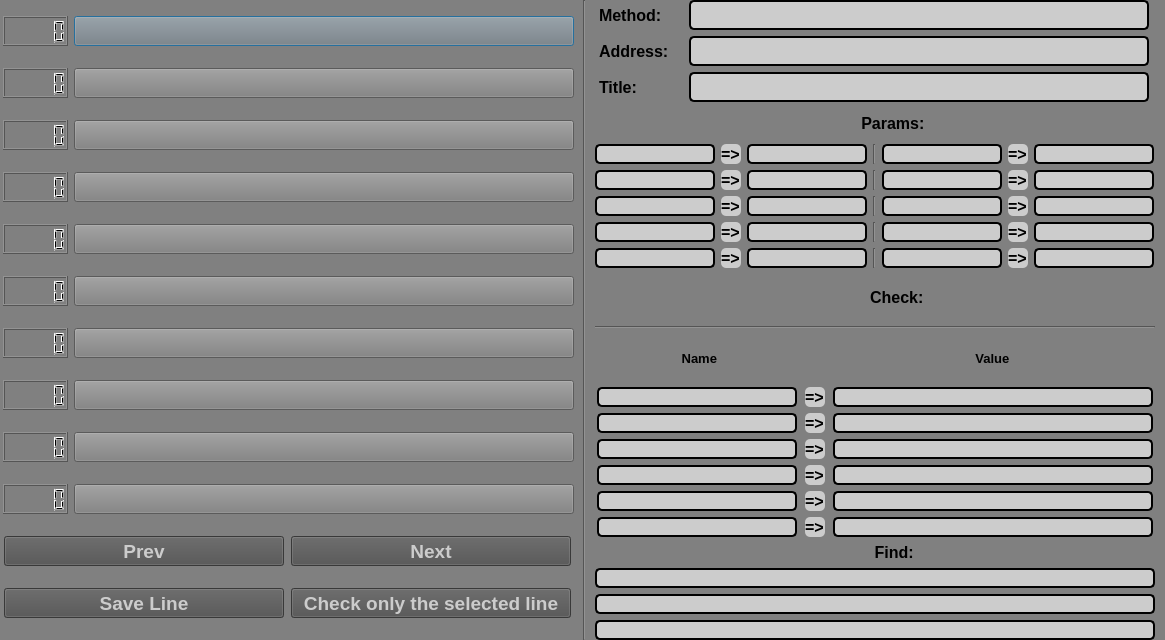
Old version of the form check_code_design.ui in the repository yvgenyk/API-Test2.
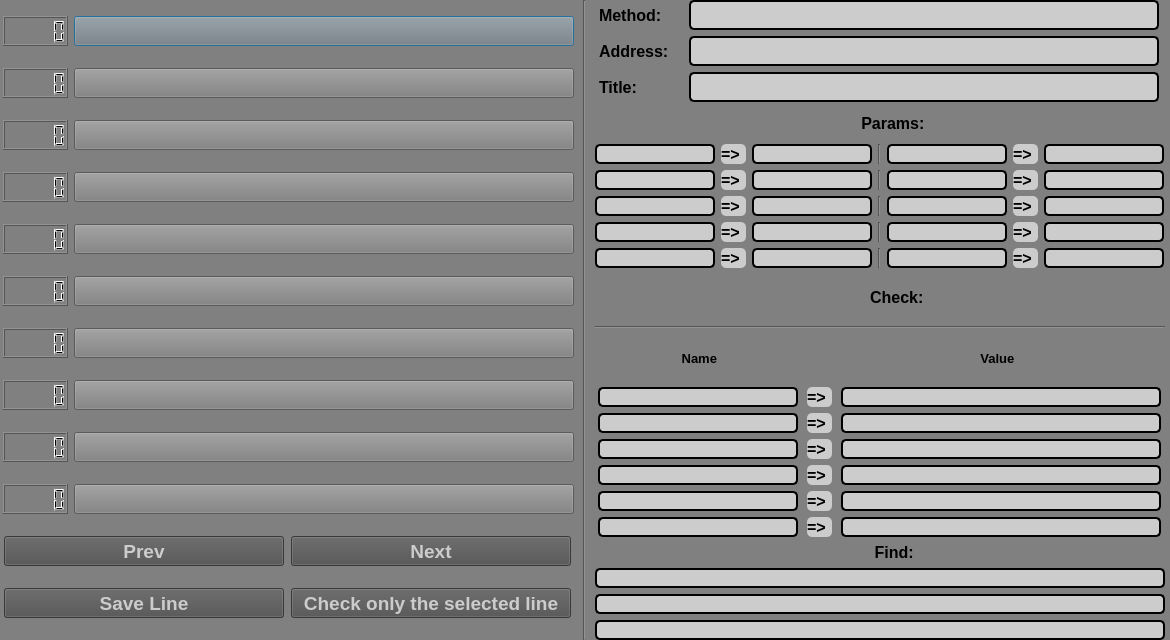
New version of the form. Icons and pictures are not drawn.

```diff
--- a/check_code_design.ui
+++ b/check_code_design.ui
@@ -6,19 +6,19 @@
    <rect>
     <x>0</x>
     <y>0</y>
-    <width>1165</width>
+    <width>1170</width>
     <height>640</height>
    </rect>
   </property>
   <property name="minimumSize">
    <size>
-    <width>1165</width>
+    <width>1170</width>
     <height>640</height>
    </size>
   </property>
   <property name="maximumSize">
    <size>
-    <width>1165</width>
+    <width>1170</width>
     <height>640</height>
    </size>
   </property>
@@ -37,7 +37,7 @@
     <rect>
      <x>0</x>
      <y>0</y>
-     <width>1159</width>
+     <width>1169</width>
      <height>640</height>
     </rect>
    </property>
@@ -665,13 +665,13 @@
          <widget class="QLineEdit" name="methodDisplay">
           <property name="minimumSize">
            <size>
-            <width>460</width>
+            <width>470</width>
             <height>30</height>
            </size>
           </property>
           <property name="maximumSize">
            <size>
-            <width>460</width>
+            <width>470</width>
             <height>30</height>
            </size>
           </property>
@@ -727,13 +727,13 @@
          <widget class="QLineEdit" name="addressDisplay">
           <property name="minimumSize">
            <size>
-            <width>460</width>
+            <width>470</width>
             <height>30</height>
            </size>
           </property>
           <property name="maximumSize">
            <size>
-            <width>460</width>
+            <width>470</width>
             <height>30</height>
            </size>
           </property>
@@ -789,13 +789,13 @@
          <widget class="QLineEdit" name="titleDisplay">
           <property name="minimumSize">
            <size>
-            <width>460</width>
+            <width>470</width>
             <height>30</height>
            </size>
           </property>
           <property name="maximumSize">
            <size>
-            <width>460</width>
+            <width>470</width>
             <height>30</height>
            </size>
           </property>
@@ -885,13 +885,13 @@
            <widget class="QLabel" name="label_11">
             <property name="minimumSize">
              <size>
-              <width>20</width>
+              <width>25</width>
               <height>20</height>
              </size>
             </property>
             <property name="maximumSize">
              <size>
-              <width>20</width>
+              <width>25</width>
               <height>20</height>
              </size>
             </property>
@@ -985,13 +985,13 @@
            <widget class="QLabel" name="label_12">
             <property name="minimumSize">
              <size>
-              <width>20</width>
+              <width>25</width>
               <height>20</height>
              </size>
             </property>
             <property name="maximumSize">
              <size>
-              <width>20</width>
+              <width>25</width>
               <height>20</height>
              </size>
             </property>
@@ -1082,13 +1082,13 @@
            <widget class="QLabel" name="label_13">
             <property name="minimumSize">
              <size>
-              <width>20</width>
+              <width>25</width>
               <height>20</height>
              </size>
             </property>
             <property name="maximumSize">
              <size>
-              <width>20</width>
+              <width>25</width>
               <height>20</height>
              </size>
             </property>
@@ -1182,13 +1182,13 @@
            <widget class="QLabel" name="label_14">
             <property name="minimumSize">
              <size>
-              <width>20</width>
+              <width>25</width>
               <height>20</height>
              </size>
             </property>
             <property name="maximumSize">
              <size>
-              <width>20</width>
+              <width>25</width>
               <height>20</height>
              </size>
             </property>
@@ -1279,13 +1279,13 @@
            <widget class="QLabel" name="label_15">
             <property name="minimumSize">
              <size>
-              <width>20</width>
+              <width>25</width>
               <height>20</height>
              </size>
             </property>
             <property name="maximumSize">
              <size>
-              <width>20</width>
+              <width>25</width>
               <height>20</height>
              </size>
             </property>
@@ -1379,13 +1379,13 @@
            <widget class="QLabel" name="label_16">
             <property name="minimumSize">
              <size>
-              <width>20</width>
+              <width>25</width>
               <height>20</height>
              </size>
             </property>
             <property name="maximumSize">
              <size>
-              <width>20</width>
+              <width>25</width>
               <height>20</height>
              </size>
             </property>
@@ -1476,13 +1476,13 @@
            <widget class="QLabel" name="label_17">
             <property name="minimumSize">
              <size>
-              <width>20</width>
+              <width>25</width>
               <height>20</height>
              </size>
             </property>
             <property name="maximumSize">
              <size>
-              <width>20</width>
+              <width>25</width>
               <height>20</height>
              </size>
             </property>
@@ -1576,13 +1576,13 @@
            <widget class="QLabel" name="label_18">
             <property name="minimumSize">
              <size>
-              <width>20</width>
+              <width>25</width>
               <height>20</height>
              </size>
             </property>
             <property name="maximumSize">
              <size>
-              <width>20</width>
+              <width>25</width>
               <height>20</height>
              </size>
             </property>
@@ -1673,13 +1673,13 @@
            <widget class="QLabel" name="label_9">
             <property name="minimumSize">
              <size>
-              <width>20</width>
+              <width>25</width>
               <height>20</height>
              </size>
             </property>
             <property name="maximumSize">
              <size>
-              <width>20</width>
+              <width>25</width>
               <height>20</height>
              </size>
             </property>
@@ -1773,13 +1773,13 @@
            <widget class="QLabel" name="label_10">
             <property name="minimumSize">
              <size>
-              <width>20</width>
+              <width>25</width>
               <height>20</height>
              </size>
             </property>
             <property name="maximumSize">
              <size>
-              <width>20</width>
+              <width>25</width>
               <height>20</height>
              </size>
             </property>
@@ -1930,13 +1930,13 @@
          <widget class="QLabel" name="label_20">
           <property name="minimumSize">
            <size>
-            <width>20</width>
+            <width>25</width>
             <height>20</height>
            </size>
           </property>
           <property name="maximumSize">
            <size>
-            <width>20</width>
+            <width>25</width>
             <height>20</height>
            </size>
           </property>
@@ -2023,13 +2023,13 @@
          <widget class="QLabel" name="label_24">
           <property name="minimumSize">
            <size>
-            <width>20</width>
+            <width>25</width>
             <height>20</height>
            </size>
           </property>
           <property name="maximumSize">
            <size>
-            <width>20</width>
+            <width>25</width>
             <height>20</height>
            </size>
           </property>
@@ -2116,13 +2116,13 @@
          <widget class="QLabel" name="label_22">
           <property name="minimumSize">
            <size>
-            <width>20</width>
+            <width>25</width>
             <height>20</height>
            </size>
           </property>
           <property name="maximumSize">
            <size>
-            <width>20</width>
+            <width>25</width>
             <height>20</height>
            </size>
           </property>
@@ -2209,13 +2209,13 @@
          <widget class="QLabel" name="label_21">
           <property name="minimumSize">
            <size>
-            <width>20</width>
+            <width>25</width>
             <height>20</height>
            </size>
           </property>
           <property name="maximumSize">
            <size>
-            <width>20</width>
+            <width>25</width>
             <height>20</height>
            </size>
           </property>
@@ -2302,13 +2302,13 @@
          <widget class="QLabel" name="label_25">
           <property name="minimumSize">
            <size>
-            <width>20</width>
+            <width>25</width>
             <height>20</height>
            </size>
           </property>
           <property name="maximumSize">
            <size>
-            <width>20</width>
+            <width>25</width>
             <height>20</height>
            </size>
           </property>
@@ -2395,13 +2395,13 @@
          <widget class="QLabel" name="label_23">
           <property name="minimumSize">
            <size>
-            <width>20</width>
+            <width>25</width>
             <height>20</height>
            </size>
           </property>
           <property name="maximumSize">
            <size>
-            <width>20</width>
+            <width>25</width>
             <height>20</height>
            </size>
           </property>
@@ -2474,13 +2474,13 @@
          <widget class="QLineEdit" name="find_1">
           <property name="minimumSize">
            <size>
-            <width>560</width>
+            <width>570</width>
             <height>20</height>
            </size>
           </property>
           <property name="maximumSize">
            <size>
-            <width>560</width>
+            <width>570</width>
             <height>20</height>
            </size>
           </property>
@@ -2505,13 +2505,13 @@
          <widget class="QLineEdit" name="find_2">
           <property name="minimumSize">
            <size>
-            <width>560</width>
+            <width>570</width>
             <height>20</height>
            </size>
           </property>
           <property name="maximumSize">
            <size>
-            <width>560</width>
+            <width>570</width>
             <height>20</height>
            </size>
           </property>
@@ -2536,13 +2536,13 @@
          <widget class="QLineEdit" name="find_3">
           <property name="minimumSize">
            <size>
-            <width>560</width>
+            <width>570</width>
             <height>20</height>
            </size>
           </property>
           <property name="maximumSize">
            <size>
-            <width>560</width>
+            <width>570</width>
             <height>20</height>
            </size>
           </property>
```
